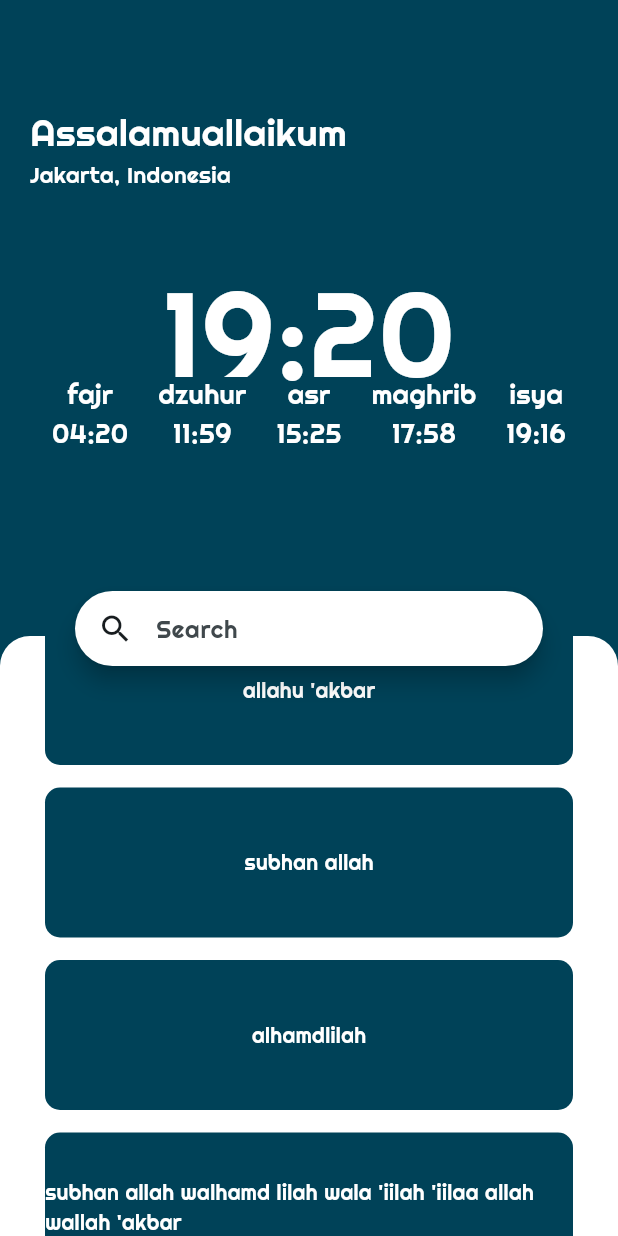
After one commit to xramadhann/QURama, a Flutter app: the Homepage screen opened directly, on a phone screen of 412 x 824 dp. The commit adds this screen. Run offline on Flutter 3.47's test engine with Material 3 defaults, Android fonts, the light colour scheme and no system bars; our stand-ins replace flutter_compass, google_fonts, google_nav_bar, smooth_page_indicator; missing offline and left inert: flutter_islamic_icons; statements that could not run were skipped.

Commit message:
feat : interface for prayer hours and listview surah

```diff
--- a/qurama/lib/DzikirView.dart
+++ b/qurama/lib/DzikirView.dart
@@ -44,7 +44,7 @@ class _dzikirState extends State<dzikir> {
               crossAxisAlignment: CrossAxisAlignment.center,
               children: <Widget>[
                 const SizedBox(
-                  height: 70,
+                  height: 50,
                 ),
                 const Center(
                   child: Text(
--- /dev/null
+++ b/qurama/lib/HomepageView.dart
@@ -0,0 +1,250 @@
+// ignore_for_file: file_names, unnecessary_const
+
+import 'package:flutter/material.dart';
+import 'package:qurama/ModelDzikir.dart';
+
+class Homepage extends StatefulWidget {
+  const Homepage({super.key, required int currentIndex});
+
+  @override
+  State<Homepage> createState() => _HomepageState();
+}
+
+class _HomepageState extends State<Homepage> {
+  @override
+  Widget build(BuildContext context) {
+    return Scaffold(
+      backgroundColor: const Color.fromARGB(255, 0, 66, 88),
+      body: Stack(
+        children: [
+          const Positioned(
+            left: 20,
+            child: Column(
+              crossAxisAlignment: CrossAxisAlignment.start,
+              children: <Widget>[
+                SizedBox(
+                  height: 70,
+                ),
+                Text("Assalamuallaikum",
+                    style: TextStyle(fontSize: 25, color: Colors.white)),
+                Text("Jakarta, Indonesia",
+                    style: TextStyle(fontSize: 15, color: Colors.white)),
+              ],
+            ),
+          ),
+          const Positioned(
+            top: 20,
+            left: 0,
+            right: 0,
+            bottom: 400,
+            child: Center(
+              child: Text(
+                "19:20",
+                style: TextStyle(fontSize: 80, color: Colors.white),
+              ),
+            ),
+          ),
+          Positioned(
+            top: 250,
+            left: 0,
+            right: 0,
+            child: Row(
+              mainAxisAlignment: MainAxisAlignment.center,
+              children: [
+                Container(
+                  margin: EdgeInsets.only(left: 10, right: 10),
+                  child: const Column(
+                    children: [
+                      Text(
+                        "fajr",
+                        style: const TextStyle(
+                          fontSize: 18,
+                          color: Colors.white,
+                        ),
+                      ),
+                      Text(
+                        "04:20",
+                        style: const TextStyle(
+                          fontSize: 18,
+                          color: Colors.white,
+                        ),
+                      ),
+                    ],
+                  ),
+                ),
+                Container(
+                  margin: EdgeInsets.only(left: 10, right: 10),
+                  child: const Column(
+                    children: [
+                      Text(
+                        "dzuhur",
+                        style: const TextStyle(
+                          fontSize: 18,
+                          color: Colors.white,
+                        ),
+                      ),
+                      Text(
+                        "11:59",
+                        style: const TextStyle(
+                          fontSize: 18,
+                          color: Colors.white,
+                        ),
+                      ),
+                    ],
+                  ),
+                ),
+                Container(
+                  margin: EdgeInsets.only(left: 10, right: 10),
+                  child: const Column(
+                    children: [
+                      Text(
+                        "asr",
+                        style: const TextStyle(
+                          fontSize: 18,
+                          color: Colors.white,
+                        ),
+                      ),
+                      Text(
+                        "15:25",
+                        style: const TextStyle(
+                          fontSize: 18,
+                          color: Colors.white,
+                        ),
+                      ),
+                    ],
+                  ),
+                ),
+                Container(
+                  margin: EdgeInsets.only(left: 10, right: 10),
+                  child: const Column(
+                    children: [
+                      Text(
+                        "maghrib",
+                        style: const TextStyle(
+                          fontSize: 18,
+                          color: Colors.white,
+                        ),
+                      ),
+                      Text(
+                        "17:58",
+                        style: const TextStyle(
+                          fontSize: 18,
+                          color: Colors.white,
+                        ),
+                      ),
+                    ],
+                  ),
+                ),
+                Container(
+                  margin: EdgeInsets.only(left: 10, right: 10),
+                  child: const Column(
+                    children: [
+                      Text(
+                        "isya",
+                        style: const TextStyle(
+                          fontSize: 18,
+                          color: Colors.white,
+                        ),
+                      ),
+                      Text(
+                        "19:16",
+                        style: const TextStyle(
+                          fontSize: 18,
+                          color: Colors.white,
+                        ),
+                      ),
+                    ],
+                  ),
+                ),
+              ],
+            ),
+          ),
+          Stack(
+            children: [
+              Positioned(
+                bottom: 0,
+                left: 0,
+                right: 0,
+                child: Container(
+                  width: 200,
+                  height: 400,
+                  decoration: const BoxDecoration(
+                    borderRadius: BorderRadius.only(
+                      topLeft: Radius.circular(20),
+                      topRight: Radius.circular(20),
+                    ),
+                    color: Colors.white,
+                  ),
+                ),
+              ),
+              Positioned(
+                bottom: 0,
+                top: 390,
+                left: 0,
+                right: 0,
+                child: Container(
+                  margin: const EdgeInsets.only(left: 20, top: 20, right: 20),
+                  width: 200,
+                  height: 350,
+                  decoration: const BoxDecoration(
+                    borderRadius: BorderRadius.only(
+                      topLeft: Radius.circular(20),
+                      topRight: Radius.circular(20),
+                    ),
+                  ),
+                  child: ListView.builder(
+                    itemCount: allDataDzikir.length,
+                    itemBuilder: (context, index) {
+                      return Container(
+                        margin: const EdgeInsets.only(
+                            left: 10, right: 10, bottom: 15),
+                        width: 10,
+                        height: 100,
+                        decoration: const BoxDecoration(
+                          borderRadius: BorderRadius.all(
+                            Radius.circular(10),
+                          ),
+                          color: const Color.fromARGB(255, 0, 66, 88),
+                        ),
+                        child: Center(
+                          child: Text(
+                            allDataDzikir[index].latin,
+                            style: const TextStyle(color: Colors.white),
+                          ),
+                        ),
+                      );
+                    },
+                  ),
+                ),
+              ),
+              Positioned(
+                bottom: 380,
+                left: 0,
+                right: 0,
+                child: Container(
+                  margin: const EdgeInsets.only(left: 50, top: 10, right: 50),
+                  width: 10,
+                  height: 50,
+                  decoration: const BoxDecoration(
+                    borderRadius: BorderRadius.only(
+                      topLeft: Radius.circular(10),
+                      topRight: Radius.circular(10),
+                    ),
+                  ),
+                  child: SearchBar(
+                    hintText: "Search",
+                    padding: MaterialStateProperty.all<EdgeInsets>(
+                      const EdgeInsets.symmetric(horizontal: 15),
+                    ),
+                    backgroundColor: MaterialStateProperty.all(Colors.white),
+                    leading: const Icon(Icons.search),
+                  ),
+                ),
+              ),
+            ],
+          ),
+        ],
+      ),
+    );
+  }
+}
--- a/qurama/lib/QiblaView.dart
+++ b/qurama/lib/QiblaView.dart
@@ -1,3 +1,5 @@
+// ignore_for_file: file_names
+
 import 'dart:math';
 import 'package:flutter/material.dart';
 import 'package:flutter_compass/flutter_compass.dart';
@@ -35,9 +37,13 @@ class _QiblaState extends State<Qibla> {
           mainAxisAlignment: MainAxisAlignment.center,
           children: <Widget>[
             const Padding(padding: EdgeInsets.all(20.0)),
+            const Text(
+              "qibla",
+              style: TextStyle(fontSize: 40),
+            ),
             Text(
-              "${heading!.ceil()}",
-              style: TextStyle(fontSize: 20),
+              "${heading!.ceil()}°",
+              style: const TextStyle(fontSize: 20),
             ),
             const Padding(padding: EdgeInsets.all(20.0)),
             Stack(
--- a/qurama/lib/main.dart
+++ b/qurama/lib/main.dart
@@ -4,6 +4,7 @@ import 'package:flutter/material.dart';
 import 'package:qurama/BottomNavbar.dart';
 import 'package:qurama/DzikirView.dart';
 import 'package:google_fonts/google_fonts.dart';
+import 'package:qurama/HomepageView.dart';
 import 'package:qurama/QiblaView.dart';
 
 void main() {
@@ -40,7 +41,7 @@ class _MyBottomNavbarState extends State<MyBottomNavbar> {
   int currentIndex = 0;
 
   final List<Widget> screens = [
-    const Qibla(currentIndex: 0),
+    const Homepage(currentIndex: 0),
     const Qibla(currentIndex: 1),
     const dzikir(currentIndex: 2),
   ];
```
